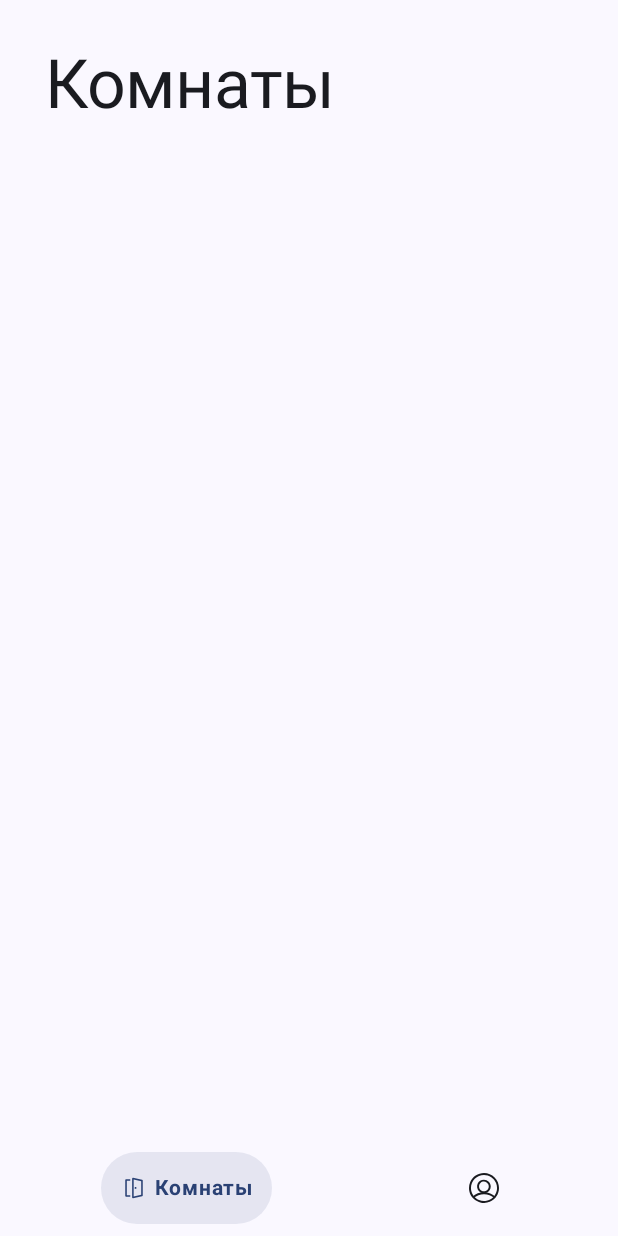
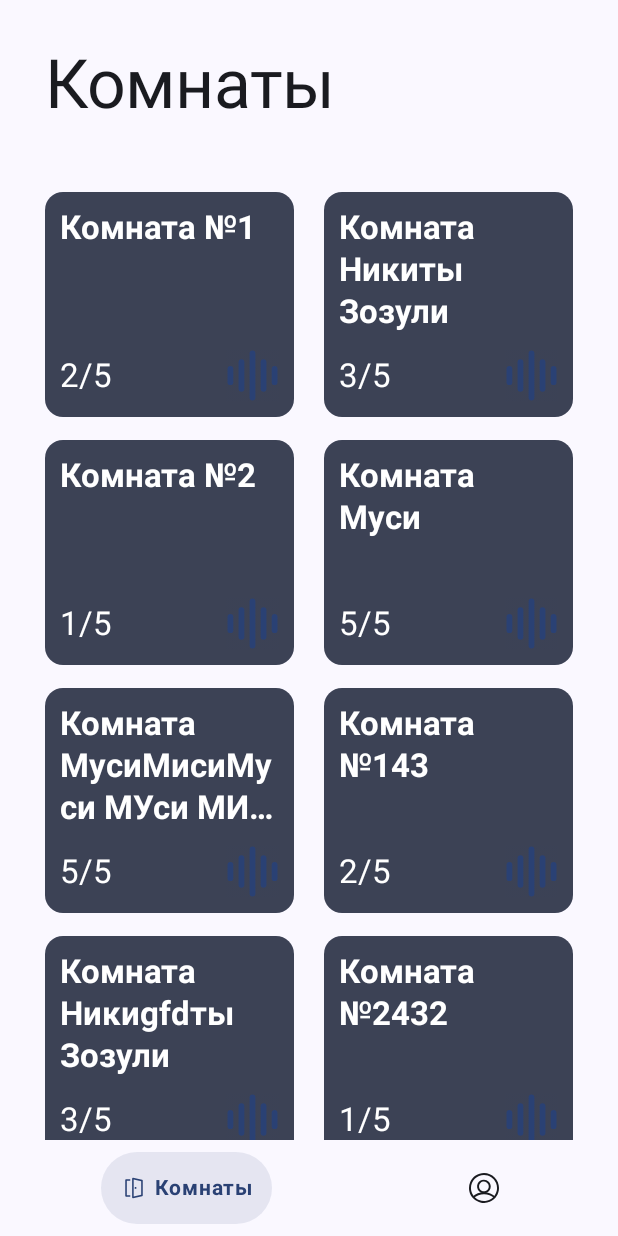
Before and after one commit to Towich/MTS_music, an Android app built with Jetpack Compose: the screen it shows after launch (MainActivity), on a phone screen of 412 x 824 dp. Run offline under Robolectric (Android 15) with nearby library versions, the phone set to English and light mode, and no system bars.

Commit message:
feat: Add RoomsScreen

```diff
--- a/app/src/main/java/com/example/mts_music/API/ApiRoutes.kt
+++ b/app/src/main/java/com/example/mts_music/API/ApiRoutes.kt
@@ -1,5 +1,5 @@
-package com.example.mts_music.API
-
-object ApiRoutes {
-    private const val BASE_URL = "https://"
-}
+//package com.example.mts_music.API
+//
+//object ApiRoutes {
+//    private const val BASE_URL = "https://"
+//}
--- a/app/src/main/java/com/example/mts_music/API/ApiService.kt
+++ b/app/src/main/java/com/example/mts_music/API/ApiService.kt
@@ -1,57 +1,57 @@
-package com.example.mts_music.API
-
-import android.util.Log
-import io.ktor.client.HttpClient
-import io.ktor.client.engine.android.Android
-import io.ktor.client.plugins.HttpTimeout
-import io.ktor.client.plugins.contentnegotiation.*
-import io.ktor.serialization.kotlinx.json.*
-import io.ktor.client.plugins.defaultRequest
-import io.ktor.client.plugins.logging.LogLevel
-import io.ktor.client.plugins.logging.Logging
-import io.ktor.client.request.accept
-import io.ktor.http.ContentType
-import io.ktor.http.contentType
-import kotlinx.serialization.json.Json
-import io.ktor.client.plugins.logging.Logger
-
-interface ApiService {
-
-    companion object {
-        fun create(): ApiServiceImpl {
-            return ApiServiceImpl(
-                client = HttpClient(Android) {
-                    // Logging
-                    install(Logging) {
-                        logger = object : Logger {
-                            override fun log(message: String) {
-                                Log.d("HTTP call", message)
-                            }
-                        }
-                        level = LogLevel.ALL
-                    }
-                    // JSON
-                    install(ContentNegotiation) {
-                        json(Json {
-                            prettyPrint = true
-                            isLenient = true
-                            encodeDefaults = false
-                            ignoreUnknownKeys = true
-                        })
-                    }
-                    // Timeout
-                    install(HttpTimeout) {
-                        requestTimeoutMillis = 15000L
-                        connectTimeoutMillis = 15000L
-                        socketTimeoutMillis = 15000L
-                    }
-                    // Apply to all requests
-                    defaultRequest {
-                        contentType(ContentType.Application.Json)
-                        accept(ContentType.Application.Json)
-                    }
-                }
-            )
-        }
-    }
-}
+//package com.example.mts_music.API
+//
+//import android.util.Log
+//import io.ktor.client.HttpClient
+//import io.ktor.client.engine.android.Android
+//import io.ktor.client.plugins.HttpTimeout
+//import io.ktor.client.plugins.contentnegotiation.*
+//import io.ktor.serialization.kotlinx.json.*
+//import io.ktor.client.plugins.defaultRequest
+//import io.ktor.client.plugins.logging.LogLevel
+//import io.ktor.client.plugins.logging.Logging
+//import io.ktor.client.request.accept
+//import io.ktor.http.ContentType
+//import io.ktor.http.contentType
+//import kotlinx.serialization.json.Json
+//import io.ktor.client.plugins.logging.Logger
+//
+//interface ApiService {
+//
+//    companion object {
+//        fun create(): ApiServiceImpl {
+//            return ApiServiceImpl(
+//                client = HttpClient(Android) {
+//                    // Logging
+//                    install(Logging) {
+//                        logger = object : Logger {
+//                            override fun log(message: String) {
+//                                Log.d("HTTP call", message)
+//                            }
+//                        }
+//                        level = LogLevel.ALL
+//                    }
+//                    // JSON
+//                    install(ContentNegotiation) {
+//                        json(Json {
+//                            prettyPrint = true
+//                            isLenient = true
+//                            encodeDefaults = false
+//                            ignoreUnknownKeys = true
+//                        })
+//                    }
+//                    // Timeout
+//                    install(HttpTimeout) {
+//                        requestTimeoutMillis = 15000L
+//                        connectTimeoutMillis = 15000L
+//                        socketTimeoutMillis = 15000L
+//                    }
+//                    // Apply to all requests
+//                    defaultRequest {
+//                        contentType(ContentType.Application.Json)
+//                        accept(ContentType.Application.Json)
+//                    }
+//                }
+//            )
+//        }
+//    }
+//}
--- a/app/src/main/java/com/example/mts_music/API/ApiServiceImpl.kt
+++ b/app/src/main/java/com/example/mts_music/API/ApiServiceImpl.kt
@@ -1,7 +1,7 @@
-package com.example.mts_music.API
-
-import io.ktor.client.HttpClient
-
-class ApiServiceImpl(private val client: HttpClient): ApiService {
-
-}
+//package com.example.mts_music.API
+//
+//import io.ktor.client.HttpClient
+//
+//class ApiServiceImpl(private val client: HttpClient): ApiService {
+//
+//}
--- a/app/src/main/java/com/example/mts_music/ui/rooms/RoomsScreen.kt
+++ b/app/src/main/java/com/example/mts_music/ui/rooms/RoomsScreen.kt
@@ -1,34 +1,115 @@
 package com.example.mts_music.ui.rooms
 
+import androidx.compose.foundation.clickable
+import androidx.compose.foundation.layout.Arrangement
 import androidx.compose.foundation.layout.Column
+import androidx.compose.foundation.layout.PaddingValues
+import androidx.compose.foundation.layout.Row
+import androidx.compose.foundation.layout.fillMaxSize
+import androidx.compose.foundation.layout.fillMaxWidth
+import androidx.compose.foundation.layout.height
 import androidx.compose.foundation.layout.padding
+import androidx.compose.foundation.lazy.grid.GridCells
+import androidx.compose.foundation.lazy.grid.LazyVerticalGrid
+import androidx.compose.foundation.lazy.grid.itemsIndexed
+import androidx.compose.foundation.lazy.grid.rememberLazyGridState
+import androidx.compose.material3.Card
+import androidx.compose.material3.CardDefaults
+import androidx.compose.material3.Icon
 import androidx.compose.material3.MaterialTheme
+import androidx.compose.material3.Surface
 import androidx.compose.material3.Text
 import androidx.compose.runtime.Composable
+import androidx.compose.ui.Alignment
 import androidx.compose.ui.Modifier
+import androidx.compose.ui.res.painterResource
+import androidx.compose.ui.text.font.FontWeight
+import androidx.compose.ui.text.style.TextOverflow
 import androidx.compose.ui.unit.dp
 import androidx.lifecycle.viewmodel.compose.viewModel
 import androidx.navigation.NavController
+import com.example.mts_music.R
+import com.example.mts_music.data.Room
 
 @Composable
 fun RoomsScreen(
     navController: NavController,
     mViewModel: RoomsViewModel = viewModel()
-){
+) {
     Column(
         modifier = Modifier
-            .padding(start = 30.dp, top = 30.dp, end = 30.dp)
+            .padding(start = 20.dp, top = 30.dp, end = 20.dp)
     ) {
         Text(
             text = "Комнаты",
-            style = MaterialTheme.typography.displayMedium
+            style = MaterialTheme.typography.displayMedium,
+            modifier = Modifier
+                .padding(start = 10.dp, end = 10.dp)
         )
+
+        LazyVerticalGrid(
+            state = rememberLazyGridState(),
+            columns = GridCells.Fixed(2),
+            modifier = Modifier
+                .padding(top = 30.dp)
+        ) {
+            itemsIndexed(
+                items = mViewModel.rooms,
+                key = { _: Int, item: Room ->
+                    item.hashCode()
+                }
+            ) { _, item ->
+                RoomCard(room = item)
+            }
+        }
     }
 }
 
 @Composable
 fun RoomCard(
+    room: Room
+) {
+    Card(
+        modifier = Modifier
+            .padding(start = 10.dp, end = 10.dp, top = 15.dp)
+            .height(150.dp)
+            .clickable { /* TODO */ },
+        colors = CardDefaults.cardColors(
+            containerColor = MaterialTheme.colorScheme.secondary
+        )
+    ) {
+        Column(
+            modifier = Modifier
+                .fillMaxSize()
+                .padding(10.dp),
+            verticalArrangement = Arrangement.SpaceBetween
+        ) {
+            Text(
+                text = room.roomName,
+                style = MaterialTheme.typography.titleLarge,
+                fontWeight = FontWeight.Bold,
+                maxLines = 3,
+                overflow = TextOverflow.Ellipsis
+            )
 
-){
-
+            Row(
+                modifier = Modifier
+                    .fillMaxWidth(),
+                verticalAlignment = Alignment.CenterVertically,
+                horizontalArrangement = Arrangement.SpaceBetween
+            ) {
+                Text(
+                    text = "${room.numberOfUsers}/5",
+                    style = MaterialTheme.typography.titleLarge,
+                )
+                Icon(
+                    painter = painterResource(
+                        id = R.drawable.audio_icon
+                    ),
+                    contentDescription = "audio icon",
+                    tint = MaterialTheme.colorScheme.primary
+                )
+            }
+        }
+    }
 }
--- a/app/src/main/java/com/example/mts_music/ui/rooms/RoomsViewModel.kt
+++ b/app/src/main/java/com/example/mts_music/ui/rooms/RoomsViewModel.kt
@@ -1,7 +1,84 @@
 package com.example.mts_music.ui.rooms
 
 import androidx.lifecycle.ViewModel
+import com.example.mts_music.data.Room
 
 class RoomsViewModel: ViewModel() {
-
+    val rooms: List<Room> = listOf(
+        Room(
+            roomName = "Комната №1",
+            numberOfUsers = 2,
+            users = listOf()
+        ),
+        Room(
+            roomName = "Комната Никиты Зозули",
+            numberOfUsers = 3,
+            users = listOf()
+        ),
+        Room(
+            roomName = "Комната №2",
+            numberOfUsers = 1,
+            users = listOf()
+        ),
+        Room(
+            roomName = "Комната Муси",
+            numberOfUsers = 5,
+            users = listOf()
+        ),
+        Room(
+            roomName = "Комната МусиМисиМуси МУси МИссси Муси смсимисми",
+            numberOfUsers = 5,
+            users = listOf()
+        ),
+        Room(
+            roomName = "Комната №143",
+            numberOfUsers = 2,
+            users = listOf()
+        ),
+        Room(
+            roomName = "Комната Никиgfdты Зозули",
+            numberOfUsers = 3,
+            users = listOf()
+        ),
+        Room(
+            roomName = "Комната №2432",
+            numberOfUsers = 1,
+            users = listOf()
+        ),
+        Room(
+            roomName = "Комната Мусdfsи",
+            numberOfUsers = 5,
+            users = listOf()
+        ),
+        Room(
+            roomName = "Комната Муси2МисиМуси МУси МИссси Муси смсимисми",
+            numberOfUsers = 5,
+            users = listOf()
+        ),
+        Room(
+            roomName = "Комната №1fds",
+            numberOfUsers = 2,
+            users = listOf()
+        ),
+        Room(
+            roomName = "Комната Ни23киты Зозули",
+            numberOfUsers = 3,
+            users = listOf()
+        ),
+        Room(
+            roomName = "Комната №dfd2",
+            numberOfUsers = 1,
+            users = listOf()
+        ),
+        Room(
+            roomName = "Комната Муvcvси",
+            numberOfUsers = 5,
+            users = listOf()
+        ),
+        Room(
+            roomName = "Комната МусиsaaМисиМуси МУси МИссси Муси смсимисми",
+            numberOfUsers = 5,
+            users = listOf()
+        )
+    )
 }
--- /dev/null
+++ b/app/src/main/res/drawable/audio_icon.xml
@@ -0,0 +1,44 @@
+<vector xmlns:android="http://schemas.android.com/apk/res/android"
+    android:width="35dp"
+    android:height="35dp"
+    android:viewportWidth="35"
+    android:viewportHeight="35">
+  <group>
+    <clip-path
+        android:pathData="M0,0h35v35h-35z"/>
+    <path
+        android:pathData="M35,0H0V35H35V0Z"
+        android:fillColor="#ffffff"
+        android:fillAlpha="0.01"/>
+    <path
+        android:pathData="M17.5,2.916V32.083"
+        android:strokeWidth="3.83333"
+        android:fillColor="#00000000"
+        android:strokeColor="#FE0032"
+        android:strokeLineCap="round"/>
+    <path
+        android:pathData="M24.792,8.75V26.25"
+        android:strokeWidth="3.83333"
+        android:fillColor="#00000000"
+        android:strokeColor="#FE0032"
+        android:strokeLineCap="round"/>
+    <path
+        android:pathData="M2.917,13.125V21.875"
+        android:strokeWidth="3.83333"
+        android:fillColor="#00000000"
+        android:strokeColor="#FE0032"
+        android:strokeLineCap="round"/>
+    <path
+        android:pathData="M32.083,13.125V21.875"
+        android:strokeWidth="3.83333"
+        android:fillColor="#00000000"
+        android:strokeColor="#FE0032"
+        android:strokeLineCap="round"/>
+    <path
+        android:pathData="M10.208,8.75V26.25"
+        android:strokeWidth="3.83333"
+        android:fillColor="#00000000"
+        android:strokeColor="#FE0032"
+        android:strokeLineCap="round"/>
+  </group>
+</vector>
```
Also changed, not shown: app/build.gradle.kts (+8 -8 lines).
